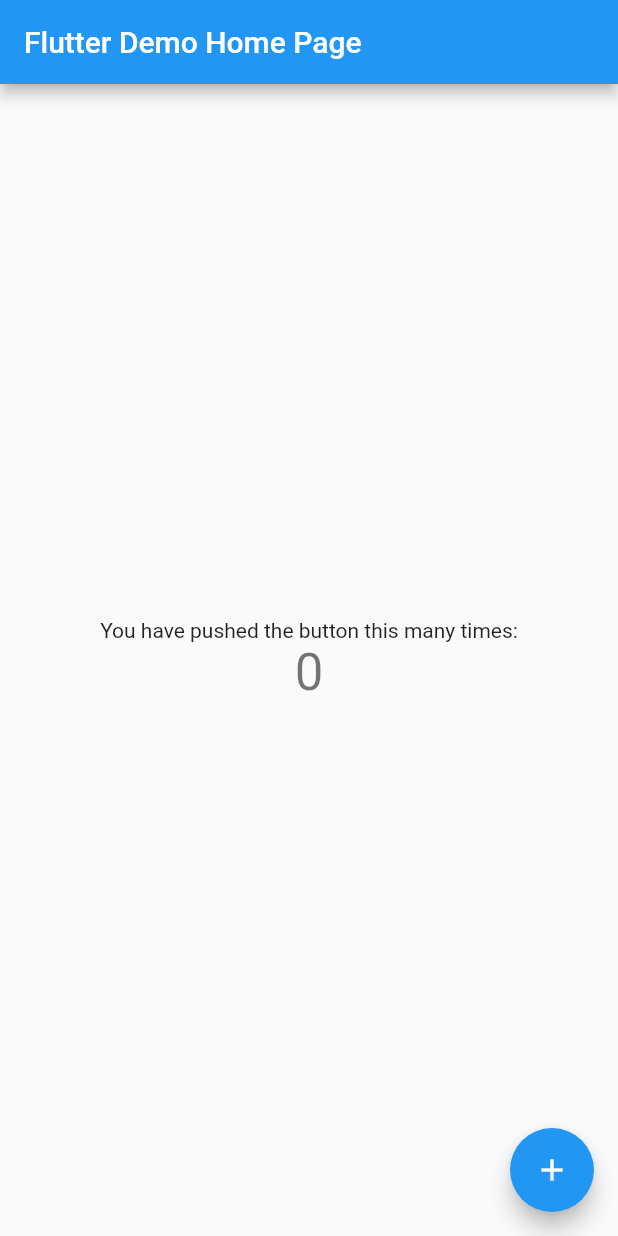
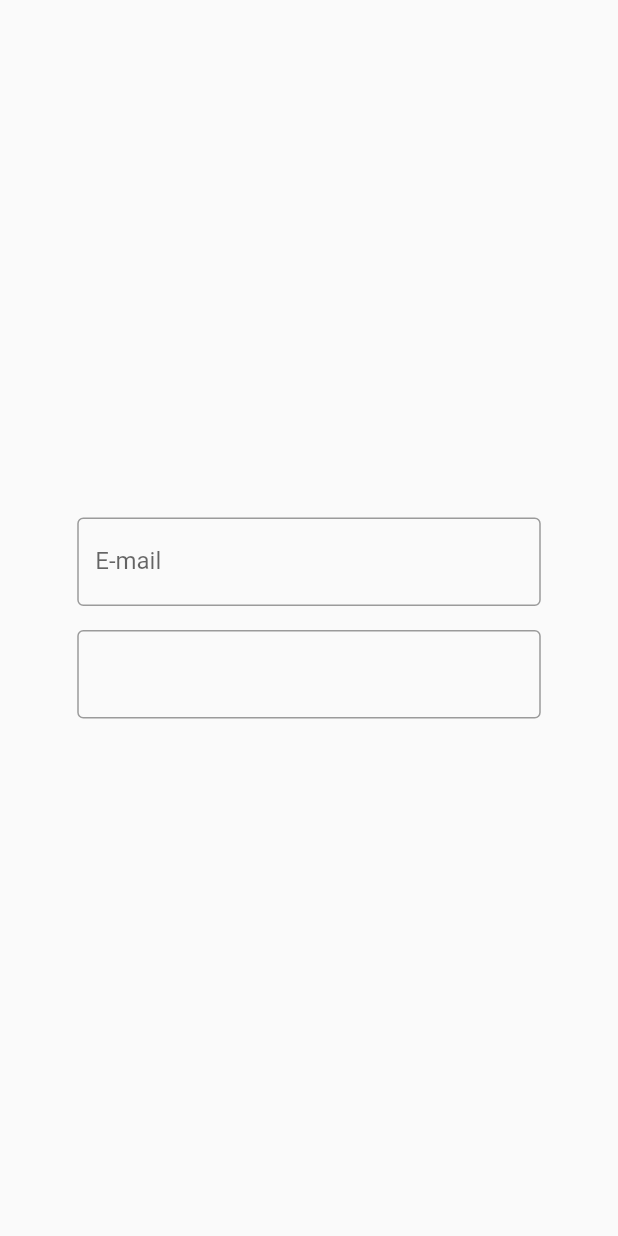
Before and after one commit to annaccorrea/projeto-flutter, a Flutter app: the screen it shows after launch, on a phone screen of 412 x 824 dp. Run offline on Flutter 3.47's test engine with Material 2 defaults, Android fonts, the phone set to English and light mode, and no system bars.

Commit message:
criação de aula08

```diff
--- /dev/null
+++ b/lib/aula08/aula08.dart
@@ -0,0 +1,42 @@
+import 'package:flutter/material.dart';
+import 'package:flutter/src/widgets/container.dart';
+import 'package:flutter/src/widgets/framework.dart';
+
+//Scaffold carcaça da tela quer permite criar appbar, body, bottomNavigationBar, drawer
+class Aula08 extends StatefulWidget {
+  const Aula08({super.key});
+
+  @override
+  State<Aula08> createState() => _Aula08State();
+}
+
+class _Aula08State extends State<Aula08> {
+  @override
+  Widget build(BuildContext context) {
+    return Scaffold(
+      body: Center(
+        child: SizedBox(
+          width: MediaQuery.of(context).size.width * 0.75,
+          child: Column(
+            mainAxisAlignment: MainAxisAlignment.center,
+            children: [
+              TextField(
+                decoration: InputDecoration(
+                  label: const Text('E-mail'),
+                  hintText: 'user@mail.com',
+                  border: OutlineInputBorder(),
+                ),
+              ),
+              SizedBox(height: 16),
+              TextField(
+                decoration: InputDecoration(
+                  border: OutlineInputBorder(),
+                ),
+              )
+            ],
+          ),
+        ),
+      ),
+    );
+  }
+}
--- a/lib/main.dart
+++ b/lib/main.dart
@@ -1,4 +1,5 @@
 import 'package:flutter/material.dart';
+import 'package:projeto/aula08/aula08.dart';
 
 void main() {
   runApp(const MyApp());
@@ -14,54 +15,54 @@ class MyApp extends StatelessWidget {
       theme: ThemeData(
         primarySwatch: Colors.blue,
       ),
-      home: const MyHomePage(title: 'Flutter Demo Home Page'),
+      home: const Aula08(),
     );
   }
 }
 
-class MyHomePage extends StatefulWidget {
-  const MyHomePage({super.key, required this.title});
+// class MyHomePage extends StatefulWidget {
+//   const MyHomePage({super.key, required this.title});
 
-  final String title;
+//   final String title;
 
-  @override
-  State<MyHomePage> createState() => _MyHomePageState();
-}
+//   @override
+//   State<MyHomePage> createState() => _MyHomePageState();
+// }
 
-class _MyHomePageState extends State<MyHomePage> {
-  int _counter = 0;
+// class _MyHomePageState extends State<MyHomePage> {
+//   int _counter = 0;
 
-  void _incrementCounter() {
-    setState(() {
-      _counter++;
-    });
-  }
+//   void _incrementCounter() {
+//     setState(() {
+//       _counter++;
+//     });
+//   }
 
-  @override
-  Widget build(BuildContext context) {
-    return Scaffold(
-      appBar: AppBar(
-        title: Text(widget.title),
-      ),
-      body: Center(
-        child: Column(
-          mainAxisAlignment: MainAxisAlignment.center,
-          children: <Widget>[
-            const Text(
-              'You have pushed the button this many times:',
-            ),
-            Text(
-              '$_counter',
-              style: Theme.of(context).textTheme.headline4,
-            ),
-          ],
-        ),
-      ),
-      floatingActionButton: FloatingActionButton(
-        onPressed: _incrementCounter,
-        tooltip: 'Increment',
-        child: const Icon(Icons.add),
-      ),
-    );
-  }
-}
+//   @override
+//   Widget build(BuildContext context) {
+//     return Scaffold(
+//       appBar: AppBar(
+//         title: Text(widget.title),
+//       ),
+//       body: Center(
+//         child: Column(
+//           mainAxisAlignment: MainAxisAlignment.center,
+//           children: <Widget>[
+//             const Text(
+//               'You have pushed the button this many times:',
+//             ),
+//             Text(
+//               '$_counter',
+//               style: Theme.of(context).textTheme.headline4,
+//             ),
+//           ],
+//         ),
+//       ),
+//       floatingActionButton: FloatingActionButton(
+//         onPressed: _incrementCounter,
+//         tooltip: 'Increment',
+//         child: const Icon(Icons.add),
+//       ),
+//     );
+//   }
+// }
```
Also changed, not shown: pubspec.yaml (+9 -63 lines), assets/images/logoifsp.png (added).
